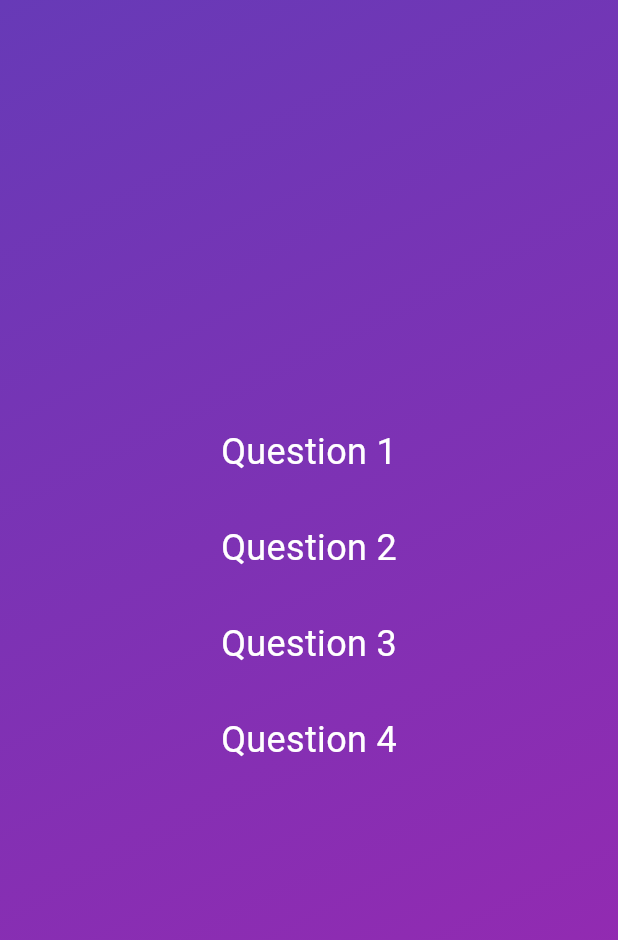
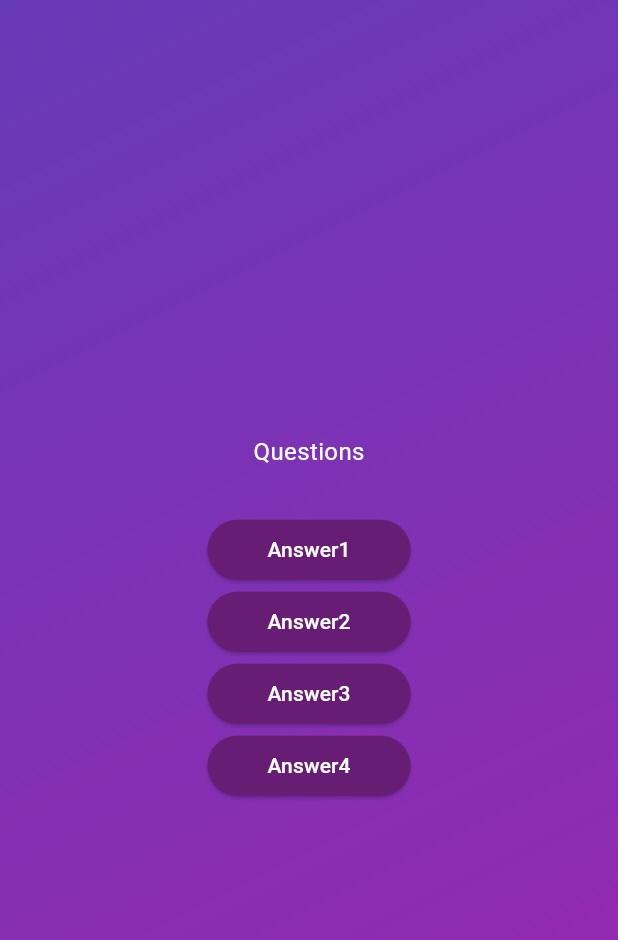
Before and after one commit to Mostafa-Awaad/Quiz_App, a Flutter app: the screen it shows after launch, after a tap on "Start Quiz", on a phone screen of 412 x 824 dp. Shown: the top 940 px of the screen. Run offline on Flutter 3.47's test engine with Material 3 defaults, Android fonts, the phone set to English and light mode, and no system bars.

Commit message:
Add customized answer button class and add styling to them

```diff
--- /dev/null
+++ b/lib/answer_button.dart
@@ -0,0 +1,28 @@
+import 'package:flutter/material.dart';
+
+class AnswerButton extends StatelessWidget {
+  const AnswerButton({
+    super.key,
+    required this.buttonText,
+    required this.onTap,
+  });
+
+  final String buttonText;
+  final void Function() onTap;
+  @override
+  Widget build(BuildContext context) {
+    return ElevatedButton(
+      style: ElevatedButton.styleFrom(
+        padding: const EdgeInsets.symmetric(
+          horizontal: 40,
+          vertical: 10
+        ),
+        foregroundColor: Colors.white,
+        backgroundColor: const Color.fromARGB(255, 103, 29, 116),
+        shape: RoundedRectangleBorder(borderRadius: BorderRadius.circular(20)),
+      ),
+      onPressed: onTap,
+      child: Text(buttonText),
+    );
+  }
+}
--- a/lib/questions_screen.dart
+++ b/lib/questions_screen.dart
@@ -1,4 +1,5 @@
 import 'package:flutter/material.dart';
+import 'package:quiz_app/answer_button.dart';
 
 class QuestionsScreen extends StatefulWidget {
   const QuestionsScreen({super.key});
@@ -18,42 +19,39 @@ class _QuestionScreenState extends State<QuestionsScreen> {
         colors: [Colors.deepPurple, Colors.purple],
         begin: Alignment.topLeft,
         end: Alignment.bottomRight,
-        )
-      ),
-      child: const Center(
+      )),
+      child: SizedBox(
+        width: double.infinity,
+        child: Center(
           child: Column(
             mainAxisSize: MainAxisSize.min,
             children: [
-            Text(
-              "Question 1",
+              const Text(
+                "Questions",
                 style: TextStyle(
-                fontSize: 24,
+                  fontSize: 16,
                   color: Colors.white,
                 ),
               ),
-            SizedBox(height: 30),
-            Text("Question 2",
-              style: TextStyle(
-                fontSize: 24,
-                color: Colors.white,
+              const SizedBox(height: 30),
+              AnswerButton(
+                buttonText: 'Answer1',
+                onTap: () {},
               ),
+              AnswerButton(
+                buttonText: 'Answer2',
+                onTap: () {},
               ),
-            SizedBox(height: 30),
-            Text("Question 3",
-              style: TextStyle(
-                fontSize: 24,
-                color: Colors.white,
+              AnswerButton(
+                buttonText: 'Answer3',
+                onTap: () {},
               ),
+              AnswerButton(
+                buttonText: 'Answer4',
+                onTap: () {},
               ),
-            SizedBox(height: 30),
-            Text("Question 4",
-              style: TextStyle(
-                fontSize: 24,
-                color: Colors.white,
+            ],
           ),
-            ),
-            SizedBox(height: 30),
-          ],
         ),
       ),
     );
```
Lines whose indentation alone changed are shown as unchanged.
